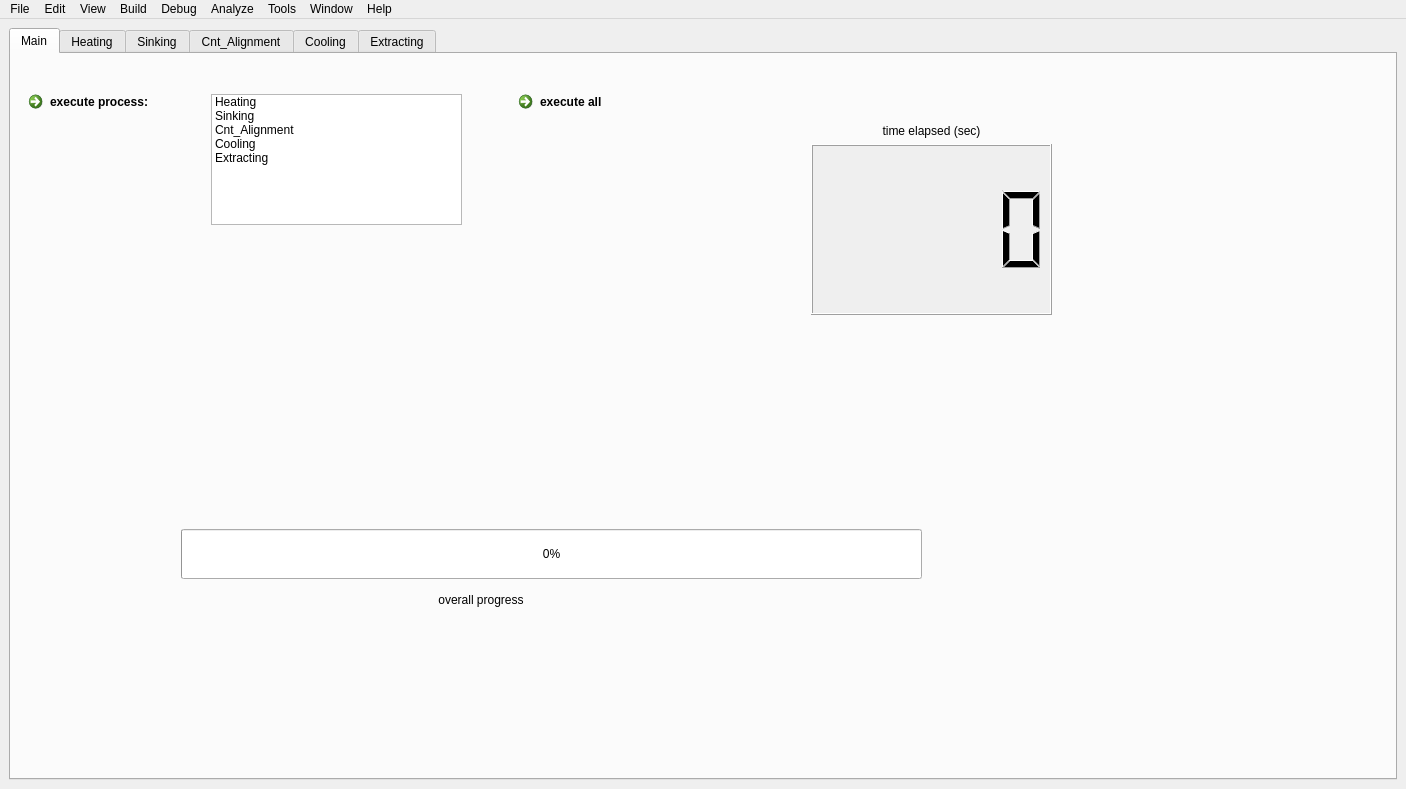
This is src/app/mainwindow.ui in theion-batteries/soft_wgm_user_interface_qt_cpp as Qt 5 draws it before an edit. The edited form follows.
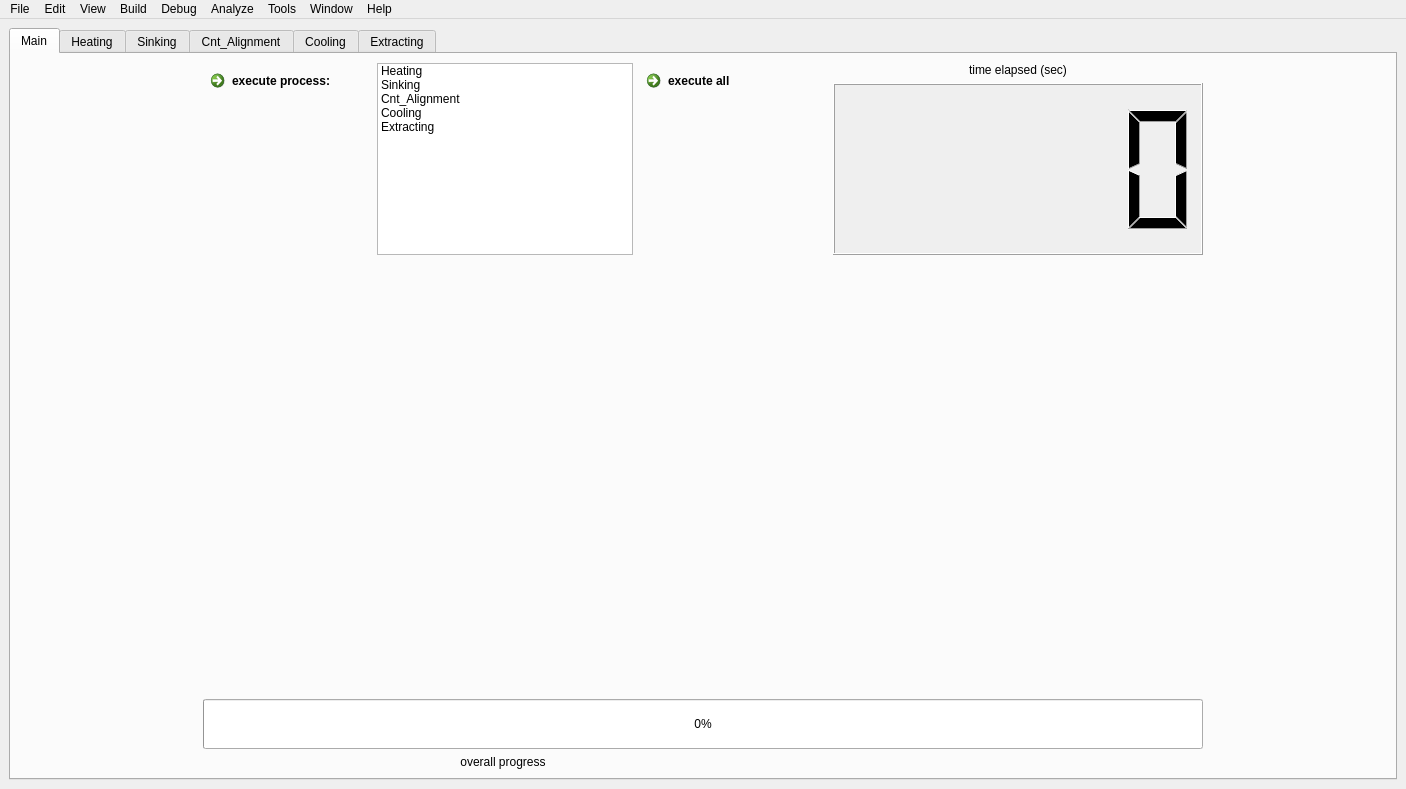
This is the edited form. The open tabs and pages were chosen to show the change. Icons and pictures are not drawn.

The edit to the form file:
```diff
--- a/src/app/mainwindow.ui
+++ b/src/app/mainwindow.ui
@@ -20,7 +20,7 @@
    <bool>false</bool>
   </property>
   <widget class="QWidget" name="centralwidget">
-   <layout class="QHBoxLayout" name="horizontalLayout">
+   <layout class="QVBoxLayout" name="verticalLayout_5">
     <item>
      <widget class="QTabWidget" name="tabWidget">
       <property name="maximumSize">
@@ -48,14 +48,39 @@
        <attribute name="title">
         <string>Main</string>
        </attribute>
+       <layout class="QHBoxLayout" name="horizontalLayout_74">
+        <item>
+         <layout class="QVBoxLayout" name="verticalLayout_4">
+          <item>
+           <layout class="QHBoxLayout" name="horizontalLayout_75">
+            <item>
+             <layout class="QHBoxLayout" name="horizontalLayout_73">
+              <item>
+               <widget class="QCommandLinkButton" name="execute_process">
+                <property name="sizePolicy">
+                 <sizepolicy hsizetype="Fixed" vsizetype="Preferred">
+                  <horstretch>0</horstretch>
+                  <verstretch>0</verstretch>
+                 </sizepolicy>
+                </property>
+                <property name="maximumSize">
+                 <size>
+                  <width>200</width>
+                  <height>200</height>
+                 </size>
+                </property>
+                <property name="text">
+                 <string>execute process:</string>
+                </property>
+               </widget>
+              </item>
+              <item>
        <widget class="QListWidget" name="processList">
-        <property name="geometry">
-         <rect>
-          <x>200</x>
-          <y>40</y>
-          <width>251</width>
-          <height>131</height>
-         </rect>
+                <property name="sizePolicy">
+                 <sizepolicy hsizetype="Fixed" vsizetype="Fixed">
+                  <horstretch>0</horstretch>
+                  <verstretch>0</verstretch>
+                 </sizepolicy>
         </property>
         <property name="mouseTracking">
          <bool>false</bool>
@@ -104,44 +129,42 @@
          </property>
         </item>
        </widget>
-       <widget class="QCommandLinkButton" name="execute_process">
-        <property name="geometry">
-         <rect>
-          <x>10</x>
-          <y>30</y>
-          <width>187</width>
-          <height>41</height>
-         </rect>
-        </property>
-        <property name="text">
-         <string>execute process:</string>
-        </property>
-       </widget>
+              </item>
+              <item>
        <widget class="QCommandLinkButton" name="execute_all_processes">
-        <property name="geometry">
-         <rect>
-          <x>500</x>
-          <y>30</y>
-          <width>187</width>
-          <height>41</height>
-         </rect>
+                <property name="maximumSize">
+                 <size>
+                  <width>200</width>
+                  <height>200</height>
+                 </size>
         </property>
         <property name="text">
          <string>execute all</string>
         </property>
        </widget>
-       <widget class="QWidget" name="layoutWidget">
-        <property name="geometry">
-         <rect>
-          <x>800</x>
-          <y>70</y>
-          <width>241</width>
-          <height>191</height>
-         </rect>
-        </property>
-        <layout class="QVBoxLayout" name="verticalLayout_4">
+              </item>
+             </layout>
+            </item>
+            <item>
+             <spacer name="horizontalSpacer_82">
+              <property name="orientation">
+               <enum>Qt::Horizontal</enum>
+              </property>
+              <property name="sizeType">
+               <enum>QSizePolicy::Minimum</enum>
+              </property>
+              <property name="sizeHint" stdset="0">
+               <size>
+                <width>20</width>
+                <height>20</height>
+               </size>
+              </property>
+             </spacer>
+            </item>
          <item>
-          <widget class="QLabel" name="label_4">
+             <layout class="QVBoxLayout" name="verticalLayout_55">
+              <item>
+               <widget class="QLabel" name="label_67">
            <property name="sizePolicy">
             <sizepolicy hsizetype="Fixed" vsizetype="Fixed">
              <horstretch>0</horstretch>
@@ -157,9 +180,6 @@
            <property name="text">
             <string>time elapsed (sec)</string>
            </property>
-           <property name="textFormat">
-            <enum>Qt::AutoText</enum>
-           </property>
            <property name="alignment">
             <set>Qt::AlignCenter</set>
            </property>
@@ -167,31 +187,65 @@
          </item>
          <item>
           <widget class="QLCDNumber" name="time_processes">
+                <property name="sizePolicy">
+                 <sizepolicy hsizetype="Fixed" vsizetype="Fixed">
+                  <horstretch>0</horstretch>
+                  <verstretch>0</verstretch>
+                 </sizepolicy>
+                </property>
+                <property name="minimumSize">
+                 <size>
+                  <width>100</width>
+                  <height>100</height>
+                 </size>
+                </property>
+                <property name="maximumSize">
+                 <size>
+                  <width>450</width>
+                  <height>450</height>
+                 </size>
+                </property>
+                <property name="acceptDrops">
+                 <bool>false</bool>
+                </property>
            <property name="autoFillBackground">
             <bool>true</bool>
            </property>
           </widget>
          </item>
         </layout>
-       </widget>
-       <widget class="QWidget" name="layoutWidget">
-        <property name="geometry">
-         <rect>
-          <x>170</x>
-          <y>470</y>
-          <width>741</width>
-          <height>91</height>
-         </rect>
-        </property>
-        <layout class="QVBoxLayout" name="verticalLayout_5">
+            </item>
+           </layout>
+          </item>
+          <item>
+           <spacer name="verticalSpacer_7">
+            <property name="orientation">
+             <enum>Qt::Vertical</enum>
+            </property>
+            <property name="sizeHint" stdset="0">
+             <size>
+              <width>20</width>
+              <height>40</height>
+             </size>
+            </property>
+           </spacer>
+          </item>
+          <item>
+           <layout class="QVBoxLayout" name="verticalLayout">
          <item>
           <widget class="QProgressBar" name="progressBar">
-           <property name="maximumSize">
+              <property name="minimumSize">
             <size>
              <width>1000</width>
              <height>50</height>
             </size>
            </property>
+              <property name="maximumSize">
+               <size>
+                <width>1000</width>
+                <height>100</height>
+               </size>
+              </property>
            <property name="autoFillBackground">
             <bool>true</bool>
            </property>
@@ -205,7 +259,7 @@
            <property name="sizePolicy">
             <sizepolicy hsizetype="Fixed" vsizetype="Fixed">
              <horstretch>0</horstretch>
-             <verstretch>0</verstretch>
+                <verstretch>50</verstretch>
             </sizepolicy>
            </property>
            <property name="maximumSize">
@@ -223,7 +277,10 @@
           </widget>
          </item>
         </layout>
-       </widget>
+          </item>
+         </layout>
+        </item>
+       </layout>
       </widget>
       <widget class="QWidget" name="Heating">
        <attribute name="title">
```
Left out of the diff: 2 changed lines with no effect on the pictures. Lines whose indentation alone changed are shown as unchanged.
